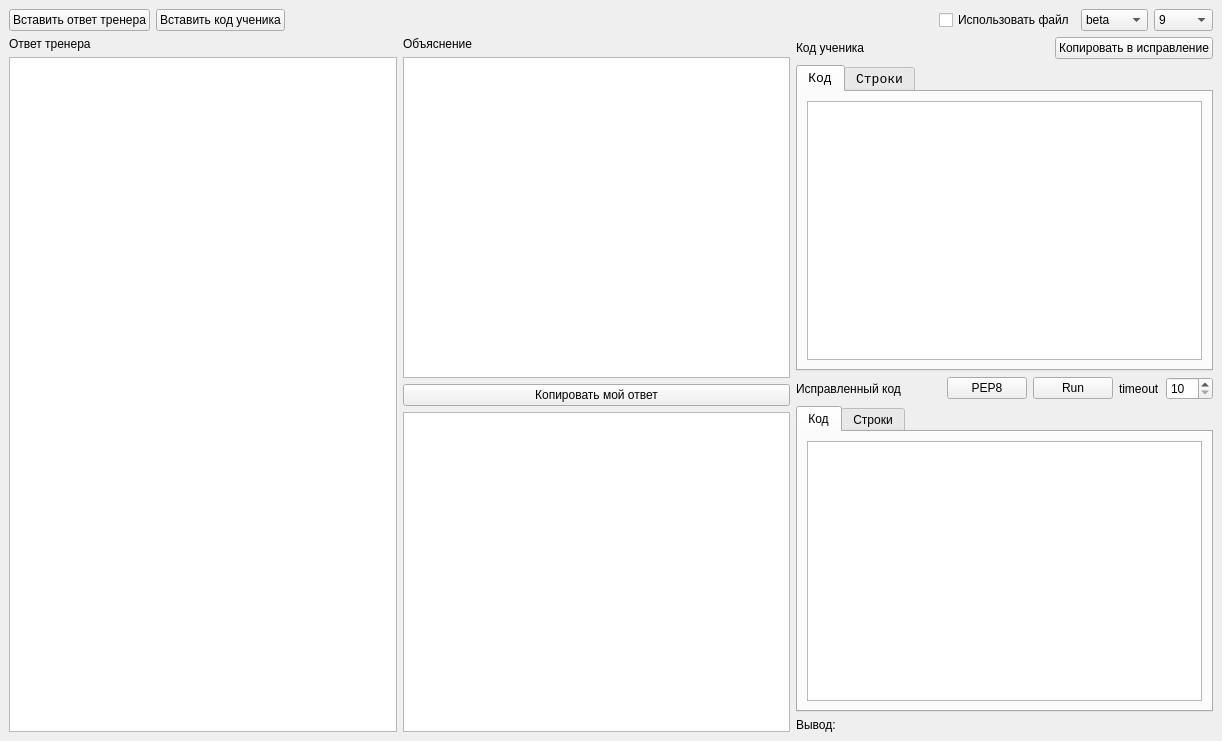
The window that mainwindow.ui (grigvlwork/syntax) describes before a commit, drawn with Qt 5.
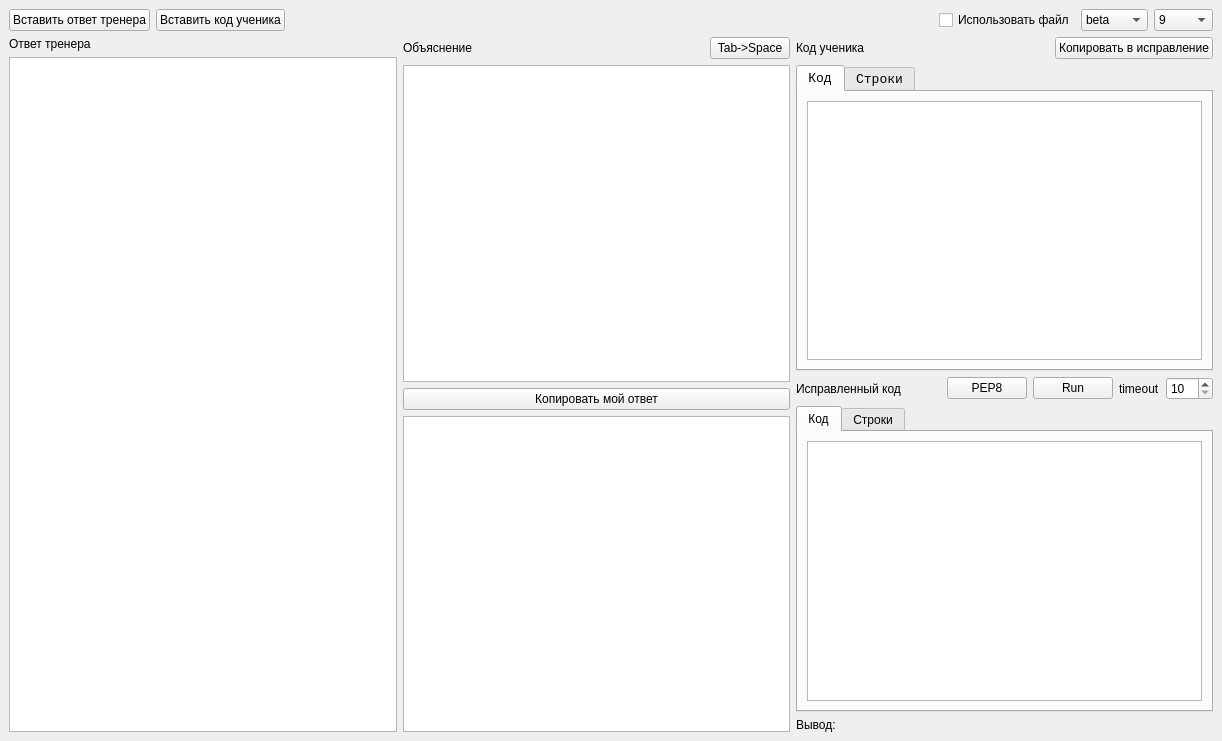
The same window after the commit.

The edit to the form file:
```diff
--- a/mainwindow.ui
+++ b/mainwindow.ui
@@ -137,11 +137,35 @@
       <item>
        <layout class="QVBoxLayout" name="verticalLayout">
         <item>
+         <layout class="QHBoxLayout" name="horizontalLayout_7">
+          <item>
          <widget class="QLabel" name="label_5">
           <property name="text">
            <string>Объяснение</string>
           </property>
          </widget>
+          </item>
+          <item>
+           <spacer name="horizontalSpacer_4">
+            <property name="orientation">
+             <enum>Qt::Horizontal</enum>
+            </property>
+            <property name="sizeHint" stdset="0">
+             <size>
+              <width>40</width>
+              <height>20</height>
+             </size>
+            </property>
+           </spacer>
+          </item>
+          <item>
+           <widget class="QPushButton" name="tab_to_space_btn">
+            <property name="text">
+             <string>Tab-&gt;Space</string>
+            </property>
+           </widget>
+          </item>
+         </layout>
         </item>
         <item>
          <widget class="QPlainTextEdit" name="explanation_pte">
```
Lines whose indentation alone changed are shown as unchanged.
